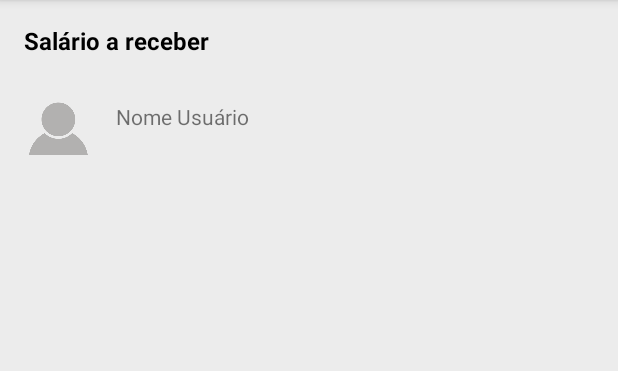
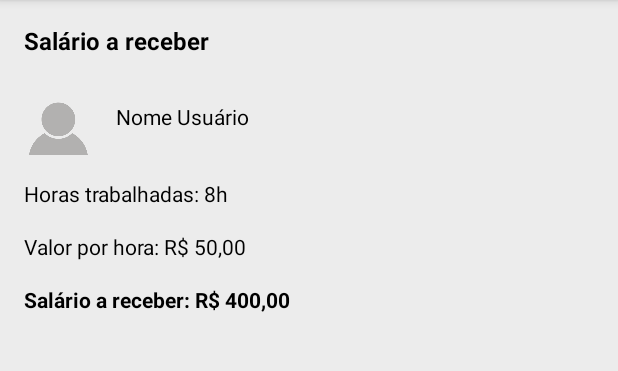
Before and after one commit to jennysival/RecursosHumanos, an Android app: the fragment SalarioFragment shown on its own in the app's theme, on a phone screen of 412 x 824 dp, the part 84-455 px from its top. Run offline under Robolectric (Android 15) with nearby library versions, the phone set to English and light mode, and no system bars.

Commit message:
Finalizar layout do segundo fragment

```diff
--- a/app/src/main/res/layout/fragment_salario.xml
+++ b/app/src/main/res/layout/fragment_salario.xml
@@ -42,9 +42,41 @@
             android:layout_marginTop="@dimen/margem_30"
             android:layout_marginHorizontal="@dimen/margem_16"
             android:layout_marginBottom="@dimen/margem_16"
-            android:text="Nome Usuário"
+            android:text="@string/texto_nome_user"
+            android:textColor="@color/black"
             app:layout_constraintStart_toEndOf="@id/iv_avatar"
             app:layout_constraintTop_toBottomOf="@id/tv_titulo_salario"/>
+
+        <TextView
+            android:id="@+id/tv_horas"
+            android:layout_width="wrap_content"
+            android:layout_height="wrap_content"
+            android:text="@string/texto_horas"
+            android:layout_margin="@dimen/margem_16"
+            android:textColor="@color/black"
+            app:layout_constraintTop_toBottomOf="@id/iv_avatar"
+            app:layout_constraintStart_toStartOf="parent"/>
+
+        <TextView
+            android:id="@+id/tv_valor"
+            android:layout_width="wrap_content"
+            android:layout_height="wrap_content"
+            android:text="@string/texto_valor"
+            android:layout_margin="@dimen/margem_16"
+            android:textColor="@color/black"
+            app:layout_constraintTop_toBottomOf="@id/tv_horas"
+            app:layout_constraintStart_toStartOf="parent"/>
+
+        <TextView
+            android:id="@+id/tv_salario"
+            android:layout_width="wrap_content"
+            android:layout_height="wrap_content"
+            android:text="@string/texto_salario"
+            android:textStyle="bold"
+            android:textColor="@color/black"
+            android:layout_margin="@dimen/margem_16"
+            app:layout_constraintTop_toBottomOf="@id/tv_valor"
+            app:layout_constraintStart_toStartOf="parent"/>
 
 
 
--- a/app/src/main/res/values/strings.xml
+++ b/app/src/main/res/values/strings.xml
@@ -10,4 +10,8 @@
     <string name="texto_botao_calcular">Calcular salário</string>
     <string name="titulo_salario">Salário a receber</string>
     <string name="descricao_imagem_avatar">ícone de pessoa que simboliza usuário na cor cinza</string>
+    <string name="texto_nome_user">Nome Usuário</string>
+    <string name="texto_horas">Horas trabalhadas: 8h</string>
+    <string name="texto_valor">Valor por hora: R$ 50,00</string>
+    <string name="texto_salario">Salário a receber: R$ 400,00</string>
 </resources>
```
